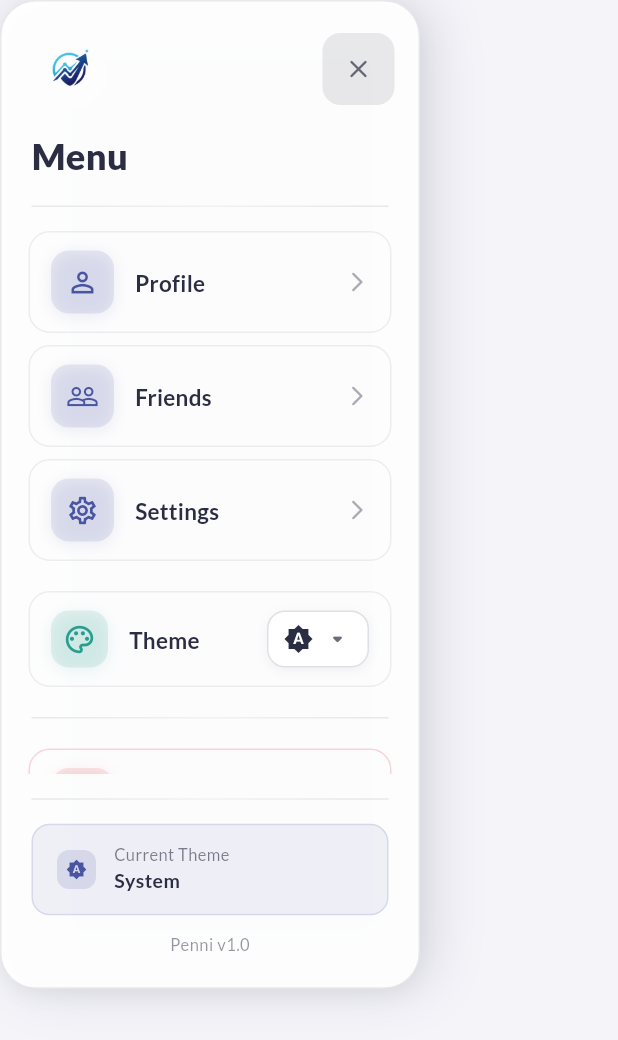
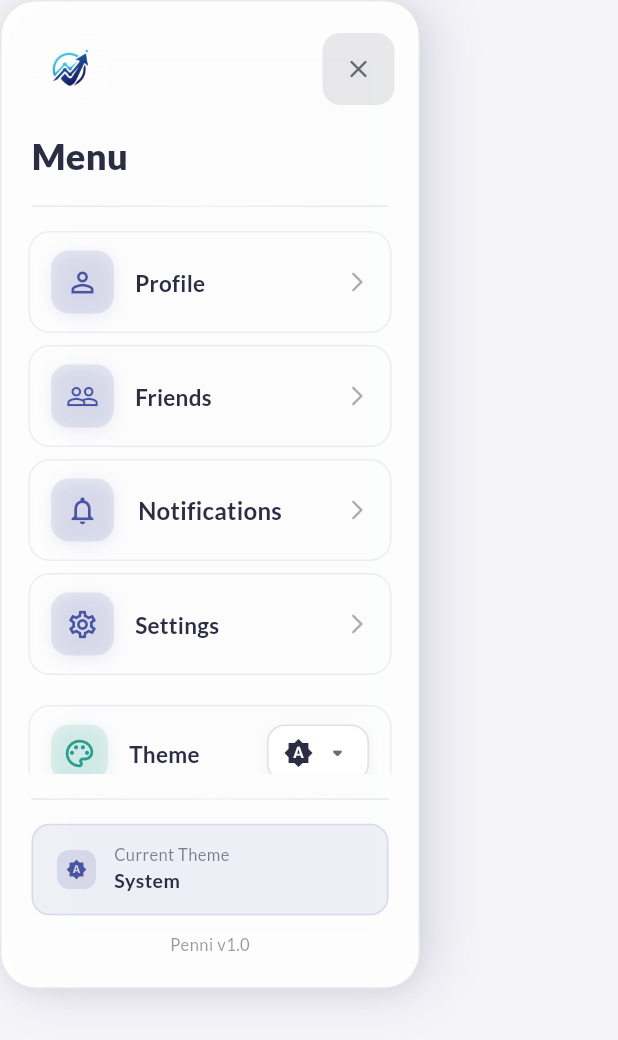
Before and after one commit to matthias22m/money-tracker-app, a Flutter app: the FloatingSidebar widget shown alone on an empty page, opened directly with empty values, on a phone screen of 412 x 824 dp. Shown: the top 1040 px of the screen. Run offline on Flutter 3.47's test engine with Material 3 defaults, Android fonts, the phone set to English and light mode, and no system bars; our stand-ins replace cloud_firestore, dio, firebase_auth, firebase_core, fl_chart, flutter_local_notifications and 7 more; missing offline and left inert: firebase_app_check; accounts and stored records are empty.

Commit message:
feat(sidebar): add notifications navigation to sidebar

```diff
--- a/lib/main.dart
+++ b/lib/main.dart
@@ -21,6 +21,7 @@ import 'screens/main_app/add_expense_screen.dart';
 import 'screens/main_app/budget_screen.dart';
 import 'screens/main_app/summary_screen.dart';
 import 'screens/main_app/friends_screen.dart';
+import 'screens/main_app/notifications_screen.dart';
 
 // Sidebar and new screens
 import 'screens/profile/profile_screen.dart';
@@ -219,6 +220,14 @@ class _MainAppScreenState extends State<MainAppScreen> {
     );
   }
 
+  void _navigateToNotifications() {
+    _closeSidebar();
+    Navigator.push(
+      context,
+      MaterialPageRoute(builder: (context) => const NotificationsScreen()),
+    );
+  }
+
   @override
   void dispose() {
     _pageController.dispose();
@@ -339,6 +348,7 @@ class _MainAppScreenState extends State<MainAppScreen> {
                 onProfileTap: _navigateToProfile,
                 onSettingsTap: _navigateToSettings,
                 onFriendsTap: _navigateToFriends,
+                onNotificationsTap: _navigateToNotifications,
               ),
             ),
           ),
--- a/lib/widgets/floating_sidebar.dart
+++ b/lib/widgets/floating_sidebar.dart
@@ -3,6 +3,7 @@ import 'package:provider/provider.dart';
 import 'package:google_fonts/google_fonts.dart';
 
 import '../services/firebase_service.dart';
+import '../services/app_notification_service.dart';
 import '../core/theme/theme_provider.dart';
 import '../utils/error_messages.dart';
 import 'theme_switcher.dart';
@@ -12,6 +13,7 @@ class FloatingSidebar extends StatelessWidget {
   final VoidCallback onProfileTap;
   final VoidCallback onSettingsTap;
   final VoidCallback onFriendsTap;
+  final VoidCallback onNotificationsTap;
 
   const FloatingSidebar({
     super.key,
@@ -19,6 +21,7 @@ class FloatingSidebar extends StatelessWidget {
     required this.onProfileTap,
     required this.onSettingsTap,
     required this.onFriendsTap,
+    required this.onNotificationsTap,
   });
 
   @override
@@ -140,6 +143,7 @@ class FloatingSidebar extends StatelessWidget {
                   title: 'Friends',
                   onTap: onFriendsTap,
                 ),
+                _buildNotificationsItem(context),
                 _buildSidebarItem(
                   context: context,
                   icon: Icons.settings_outlined,
@@ -342,6 +346,116 @@ class FloatingSidebar extends StatelessWidget {
                     title,
                     style: GoogleFonts.lato(
                       fontSize: 15,
+                      fontWeight: FontWeight.w600,
+                      color: Theme.of(context).colorScheme.onSurface,
+                      letterSpacing: 0.2,
+                    ),
+                  ),
+                ),
+                Icon(
+                  Icons.arrow_forward_ios_rounded,
+                  size: 16,
+                  color: Theme.of(
+                    context,
+                  ).colorScheme.onSurface.withOpacity(0.4),
+                ),
+              ],
+            ),
+          ),
+        ),
+      ),
+    );
+  }
+
+  Widget _buildNotificationsItem(BuildContext context) {
+    final notificationService = AppNotificationService();
+
+    return Container(
+      margin: const EdgeInsets.symmetric(horizontal: 18, vertical: 4),
+      child: Material(
+        color: Colors.transparent,
+        child: InkWell(
+          onTap: onNotificationsTap,
+          borderRadius: BorderRadius.circular(14),
+          child: Container(
+            padding: const EdgeInsets.symmetric(horizontal: 14, vertical: 12),
+            decoration: BoxDecoration(
+              borderRadius: BorderRadius.circular(14),
+              border: Border.all(
+                color: Theme.of(
+                  context,
+                ).colorScheme.onSurface.withOpacity(0.08),
+                width: 1,
+              ),
+            ),
+            child: Row(
+              children: [
+                Container(
+                  padding: const EdgeInsets.all(10),
+                  decoration: BoxDecoration(
+                    color: Theme.of(
+                      context,
+                    ).colorScheme.primary.withOpacity(0.12),
+                    borderRadius: BorderRadius.circular(12),
+                    boxShadow: [
+                      BoxShadow(
+                        color: Theme.of(
+                          context,
+                        ).colorScheme.primary.withOpacity(0.1),
+                        blurRadius: 8,
+                        offset: const Offset(0, 2),
+                      ),
+                    ],
+                  ),
+                  child: Stack(
+                    children: [
+                      Icon(
+                        Icons.notifications_outlined,
+                        color: Theme.of(context).colorScheme.primary,
+                        size: 22,
+                      ),
+                      StreamBuilder<int>(
+                        stream: notificationService.getUnreadCount(),
+                        builder: (context, snapshot) {
+                          final count = snapshot.data ?? 0;
+                          if (count > 0) {
+                            return Positioned(
+                              right: -2,
+                              top: -2,
+                              child: Container(
+                                padding: const EdgeInsets.all(2),
+                                decoration: BoxDecoration(
+                                  color: Colors.red,
+                                  borderRadius: BorderRadius.circular(8),
+                                ),
+                                constraints: const BoxConstraints(
+                                  minWidth: 16,
+                                  minHeight: 16,
+                                ),
+                                child: Text(
+                                  count > 99 ? '99+' : count.toString(),
+                                  style: const TextStyle(
+                                    color: Colors.white,
+                                    fontSize: 8,
+                                    fontWeight: FontWeight.bold,
+                                  ),
+                                  textAlign: TextAlign.center,
+                                ),
+                              ),
+                            );
+                          }
+                          return const SizedBox.shrink();
+                        },
+                      ),
+                    ],
+                  ),
+                ),
+                const SizedBox(width: 16),
+                Expanded(
+                  child: Text(
+                    'Notifications',
+                    style: GoogleFonts.lato(
+                      fontSize: 16,
                       fontWeight: FontWeight.w600,
                       color: Theme.of(context).colorScheme.onSurface,
                       letterSpacing: 0.2,
```
